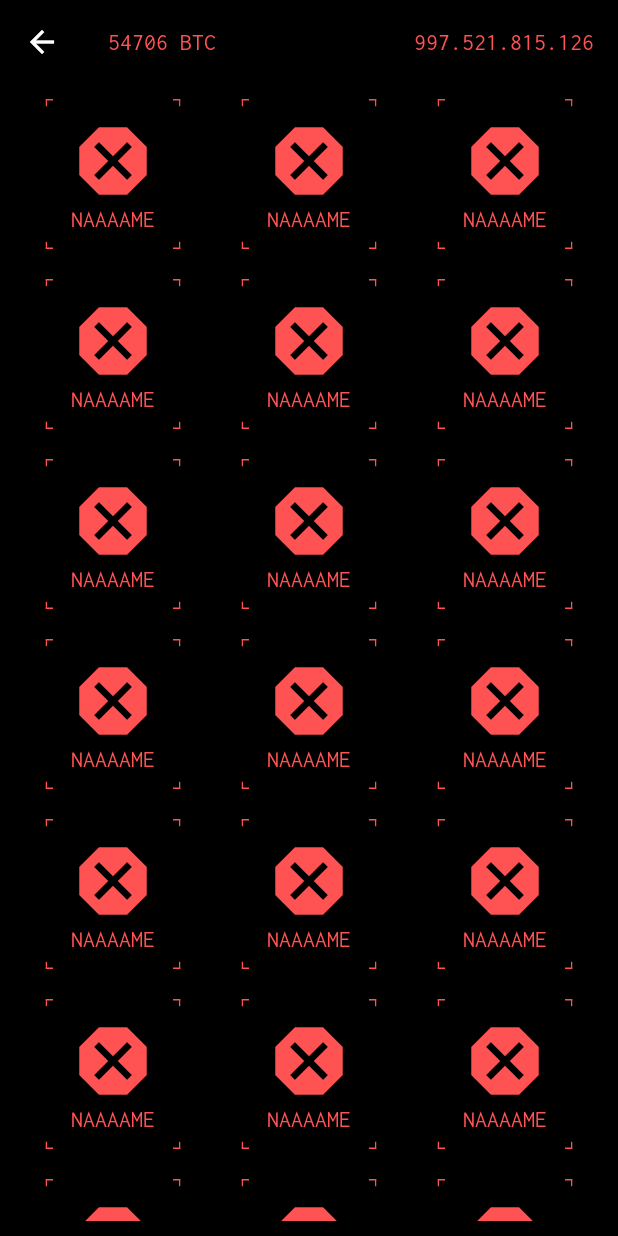
After one commit to fear404-png/synt, a Flutter app: the ScanWidget screen opened by its route, after a tap on an icon or button, on a phone screen of 412 x 824 dp. The commit adds this screen. Run offline on Flutter 3.47's test engine with Material 2 defaults, Android fonts, the phone set to English and light mode, and no system bars; our stand-ins replace bloc, flutter_bloc, flutter_svg.

Commit message:
Созданы экраны противников

```diff
--- a/lib/app.dart
+++ b/lib/app.dart
@@ -1,5 +1,7 @@
 import 'package:flutter/material.dart';
+import 'package:synt/data/data.dart';
 import 'package:synt/pages/apps_widget.dart';
+import 'package:synt/pages/enemy_page.dart';
 import 'package:synt/pages/hardware_info.dart';
 import 'package:synt/pages/inventory_widget.dart';
 import 'package:synt/pages/scan_widget.dart';
@@ -33,6 +35,7 @@ class _MyAppState extends State<MyApp> {
         "/main_screen/inventory": (context) => const InventoryWidget(),
         "/main_screen/hardware_info": (context) => const HardwareInfo(),
         "/main_screen/scan": (context) => const ScanWidget(),
+        "/main_screen/scan/enemy": (context) => const EnemyPage(),
       },
       initialRoute: "/main_screen",
     );
--- /dev/null
+++ b/lib/blocs/enemy_page_bloc/enemy_page_bloc.dart
@@ -0,0 +1,26 @@
+import 'dart:async';
+
+import 'package:bloc/bloc.dart';
+import 'package:meta/meta.dart';
+import 'package:synt/data/user.dart';
+import 'package:synt/until/global_params.dart';
+
+part 'enemy_page_event.dart';
+part 'enemy_page_state.dart';
+
+class EnemyPageBloc extends Bloc<EnemyPageEvent, EnemyPageState> {
+  static User _enemyUser = EnemyUser.user;
+
+  EnemyPageBloc() : super(EnemyPageInitial(_enemyUser));
+
+  @override
+  Stream<EnemyPageState> mapEventToState(
+    EnemyPageEvent event,
+  ) async* {
+    // TODO: implement mapEventToState
+    if (event is SetEnemy) {
+      _enemyUser = EnemyUser.user;
+      yield EnemyPageInitial(_enemyUser);
+    }
+  }
+}
--- /dev/null
+++ b/lib/blocs/enemy_page_bloc/enemy_page_event.dart
@@ -0,0 +1,6 @@
+part of 'enemy_page_bloc.dart';
+
+@immutable
+abstract class EnemyPageEvent {}
+
+class SetEnemy extends EnemyPageEvent {}
--- /dev/null
+++ b/lib/blocs/enemy_page_bloc/enemy_page_state.dart
@@ -0,0 +1,12 @@
+part of 'enemy_page_bloc.dart';
+
+@immutable
+abstract class EnemyPageState {
+  final User enemyUser;
+
+  EnemyPageState(this.enemyUser);
+}
+
+class EnemyPageInitial extends EnemyPageState {
+  EnemyPageInitial(User enemyUser) : super(enemyUser);
+}
--- a/lib/data/data.dart
+++ b/lib/data/data.dart
@@ -2,10 +2,19 @@ import 'package:synt/data/user.dart';
 
 abstract class UserData {
   static User userData = User.defaultUser();
-  static List<User> enemyUsers = [
-    User.randomEnemy(),
-    User.randomEnemy(),
-    User.randomEnemy(),
-    User.randomEnemy(),
-  ];
+  static Map<String, User> enemyUsersMap = {};
+  static List<User> enemyUsersList = [];
+
+  static createNewEnemy(int countUser) {
+    enemyUsersMap.clear();
+    enemyUsersList.clear();
+    for (int i = 0; i <= countUser; i++) {
+      User _user = User.randomEnemy();
+      enemyUsersMap[_user.ip] = _user;
+      enemyUsersList.add(_user);
+    }
+    print(enemyUsersList);
+  }
+
+
 }
--- a/lib/main.dart
+++ b/lib/main.dart
@@ -1,7 +1,10 @@
 import 'package:flutter/material.dart';
 import 'package:synt/app.dart';
 
+import 'data/data.dart';
+
 void main() {
   const myApp = MyApp();
+  UserData.createNewEnemy(4);
   runApp(myApp);
 }
--- /dev/null
+++ b/lib/pages/components/enemy_item.dart
@@ -0,0 +1,37 @@
+import 'package:flutter/material.dart';
+import 'package:synt/theme/app_colors.dart';
+import 'package:synt/until/app_containers.dart';
+import 'package:synt/until/app_font_style.dart';
+import 'package:synt/until/app_paddings.dart';
+
+class EnemyItem extends StatelessWidget {
+  const EnemyItem({
+    Key? key,
+  }) : super(key: key);
+
+  @override
+  Widget build(BuildContext context) {
+    return Column(
+      children: [
+        CustomContainer(
+            width: 90,
+            height: 100,
+            child: Column(
+              children: [
+                const Icon(
+                  Icons.dangerous,
+                  color: AppColors.accent,
+                  size: 60,
+                ),
+                Text(
+                  "NAAAAME",
+                  style: AppTextStyle.textStyleHeader,
+                )
+              ],
+            ),
+            crossAxisAlignment: CrossAxisAlignment.center),
+        AppPaddings.defaultSizedBoxHeight,
+      ],
+    );
+  }
+}
--- /dev/null
+++ b/lib/pages/components/enemy_items_row.dart
@@ -0,0 +1,20 @@
+import 'package:flutter/material.dart';
+import 'package:synt/pages/components/enemy_item.dart';
+
+class EnemyItemsRow extends StatelessWidget {
+  const EnemyItemsRow({
+    Key? key,
+  }) : super(key: key);
+
+  @override
+  Widget build(BuildContext context) {
+    return Row(
+      mainAxisAlignment: MainAxisAlignment.spaceAround,
+      children: [
+        EnemyItem(),
+        EnemyItem(),
+        EnemyItem(),
+      ],
+    );
+  }
+}
--- a/lib/pages/components/scan_item.dart
+++ b/lib/pages/components/scan_item.dart
@@ -1,29 +1,66 @@
 import 'package:flutter/material.dart';
+import 'package:flutter_bloc/flutter_bloc.dart';
+import 'package:synt/blocs/enemy_page_bloc/enemy_page_bloc.dart';
+import 'package:synt/data/data.dart';
+import 'package:synt/data/user.dart';
+import 'package:synt/theme/app_colors.dart';
 import 'package:synt/until/app_containers.dart';
 import 'package:synt/until/app_font_style.dart';
 import 'package:synt/until/app_paddings.dart';
+import 'package:synt/until/global_params.dart';
 
-class ScanItemWidget extends StatelessWidget {
+class ScanItemWidget extends StatefulWidget {
   final String ip;
+  final int index;
+
   const ScanItemWidget({
     Key? key,
     required this.ip,
+    required this.index,
   }) : super(key: key);
 
   @override
+  State<ScanItemWidget> createState() => _ScanItemWidgetState();
+}
+
+class _ScanItemWidgetState extends State<ScanItemWidget> {
+  bool isNotPress = true;
+  @override
   Widget build(BuildContext context) {
-    return Padding(
+    return BlocProvider(
+      create: (context) => EnemyPageBloc(),
+      child: BlocBuilder<EnemyPageBloc, EnemyPageState>(
+        builder: (context, state) {
+          return GestureDetector(
+            onTapDown: (TapDownDetails t) => setState(() => isNotPress = false),
+            onTapUp: (TapUpDetails t) => setState(() => isNotPress = true),
+            onTapCancel: () => setState(() => isNotPress = true),
+            onTap: () {
+              BlocProvider.of<EnemyPageBloc>(context).add(SetEnemy());
+              EnemyUser.user = UserData.enemyUsersList[widget.index];
+              Navigator.of(context).pushNamed("/main_screen/scan/enemy");
+            },
+            child: Padding(
               padding: AppPaddings.defaultPadding,
               child: Expanded(
+                child: GestureDetector(
                   child: CustomContainer(
                     crossAxisAlignment: CrossAxisAlignment.center,
+                    color: isNotPress ? AppColors.background : AppColors.accent,
                     height: 45,
                     child: Text(
-            ip,
-            style: AppTextStyle.textStyleHeader,
+                      widget.ip,
+                      style: isNotPress
+                          ? AppTextStyle.textStyleHeader
+                          : AppTextStyle.negativeTextStyleTextStyleHeader,
+                    ),
+                  ),
                 ),
               ),
             ),
           );
+        },
+      ),
+    );
   }
 }
--- /dev/null
+++ b/lib/pages/enemy_page.dart
@@ -0,0 +1,51 @@
+import 'package:flutter/material.dart';
+import 'package:flutter_bloc/flutter_bloc.dart';
+import 'package:synt/blocs/enemy_page_bloc/enemy_page_bloc.dart';
+import 'package:synt/theme/app_colors.dart';
+import 'package:synt/until/app_containers.dart';
+import 'package:synt/until/app_font_style.dart';
+import 'package:synt/until/app_paddings.dart';
+
+import 'components/enemy_items_row.dart';
+
+class EnemyPage extends StatelessWidget {
+  const EnemyPage({Key? key}) : super(key: key);
+
+  @override
+  Widget build(BuildContext context) {
+    return BlocProvider(
+      create: (context) => EnemyPageBloc(),
+      child: BlocBuilder<EnemyPageBloc, EnemyPageState>(
+        builder: (context, state) {
+          return Scaffold(
+            backgroundColor: AppColors.background,
+            appBar: AppBar(
+                title: Row(
+              mainAxisAlignment: MainAxisAlignment.spaceBetween,
+              children: [
+                Text(
+                  "${state.enemyUser.btc} BTC",
+                  style: AppTextStyle.textStyleHeader,
+                ),
+                Text(
+                  state.enemyUser.ip,
+                  style: AppTextStyle.textStyleHeader,
+                )
+              ],
+            )),
+            body: Padding(
+                padding: AppPaddings.defaultPadding,
+                child: ListView.builder(
+                    itemCount: 10,
+                    itemBuilder: (context, index) {
+                      return Column(children: [
+                        EnemyItemsRow(),
+                        AppPaddings.defaultSizedBoxHeight
+                      ]);
+                    })),
+          );
+        },
+      ),
+    );
+  }
+}
--- a/lib/pages/scan_widget.dart
+++ b/lib/pages/scan_widget.dart
@@ -20,10 +20,11 @@ class ScanWidget extends StatelessWidget {
       body: Padding(
         padding: AppPaddings.defaultPadding,
         child: ListView.builder(
-            itemCount: UserData.enemyUsers.length,
+            itemCount: UserData.enemyUsersList.length,
             itemBuilder: (context, index) {
               return ScanItemWidget(
-                ip: UserData.enemyUsers[index].ip,
+                ip: UserData.enemyUsersList[index].ip,
+                index: index,
               );
             }),
       ),
--- a/lib/until/global_params.dart
+++ b/lib/until/global_params.dart
@@ -1,5 +1,10 @@
 import 'package:synt/blocs/store_bloc/items/ram.dart';
+import 'package:synt/data/user.dart';
 
 abstract class HardwareInfoType {
   static Object type = RAM(1, "1", 1);
 }
+
+abstract class EnemyUser {
+  static User user = User.defaultUser();
+}
```
Lines whose indentation alone changed are shown as unchanged.
